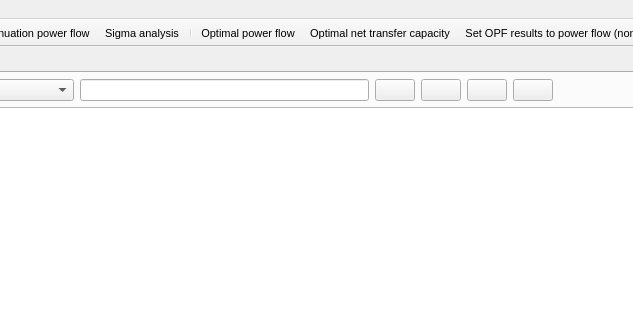
The window that src/GridCal/Gui/Main/MainWindow.ui (SanPen/GridCal) describes before a commit, drawn with Qt 5; both pictures show x 368 to 1001 and y 0 to 320 of the 1292 by 795 pixel window.
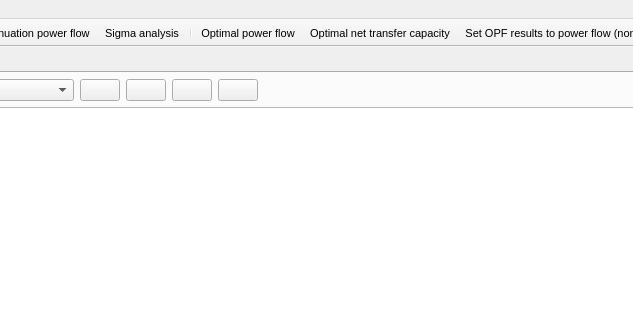
The same window after the commit. The open tabs and pages were chosen to show the change. Icons and pictures are not drawn.

Commit message: Removed extra search text field in the time series tab

The edit to the form file:
```diff
--- a/src/GridCal/Gui/Main/MainWindow.ui
+++ b/src/GridCal/Gui/Main/MainWindow.ui
@@ -796,9 +796,6 @@
                          </property>
                         </widget>
                        </item>
-                       <item>
-                        <widget class="QLineEdit" name="time_series_search"/>
-                       </item>
                        <item>
                         <widget class="QPushButton" name="new_profiles_structure_pushButton">
                          <property name="toolTip">
```
Left out of the diff: 2 changed lines with no effect on the pictures. The commit also changes 5 other files.
